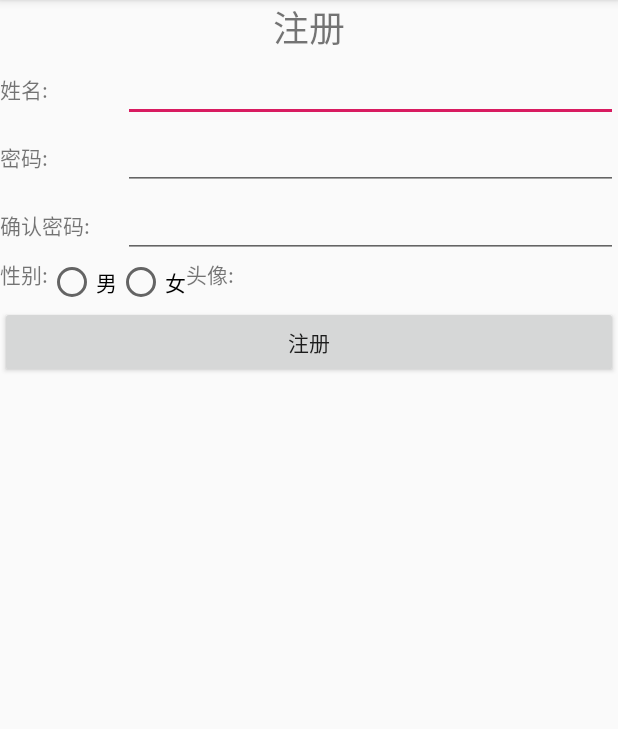
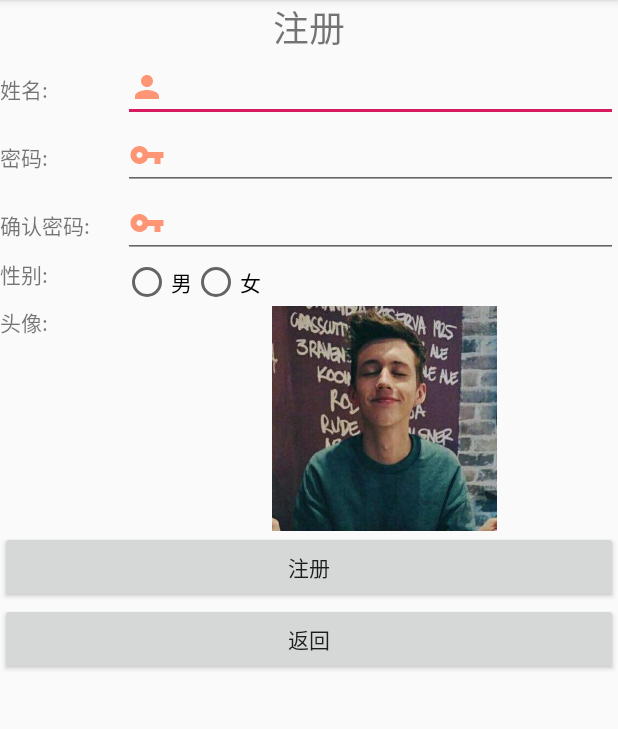
Before and after one commit to xiaotk/secondProject, an Android app: the RegisterActivity screen opened directly, with no data from a screen before it, on a phone screen of 412 x 824 dp, the part 84-813 px from its top. Run offline under Robolectric (Android 15) with nearby library versions, the phone set to English and light mode, and no system bars.

Commit message:
修改登录页面样式2

```diff
--- a/app/src/main/java/com/example/new_app2/ChoseImage.java
+++ b/app/src/main/java/com/example/new_app2/ChoseImage.java
@@ -48,7 +48,8 @@ public class ChoseImage extends AppCompatActivity implements View.OnClickListene
     public void onClick(View v) {
         switch (v.getId()) {
             case R.id.cancelBtn:
-                Toast.makeText(this, "取消了", Toast.LENGTH_SHORT).show();
+//                Toast.makeText(this, "取消了", Toast.LENGTH_SHORT).show();
+                finish();
                 break;
             case R.id.image_1:
                 retImage(R.drawable.g2);
--- a/app/src/main/java/com/example/new_app2/MainActivity.java
+++ b/app/src/main/java/com/example/new_app2/MainActivity.java
@@ -22,7 +22,8 @@ public class MainActivity extends AppCompatActivity {
         btn_sign.setOnClickListener(new View.OnClickListener() {
             @Override
             public void onClick(View v) {
-                Intent intent = new Intent();
+                Intent intent = new Intent(MainActivity.this,RegisterActivity.class);
+                startActivity(intent);
             }
         });
     }
--- a/app/src/main/java/com/example/new_app2/RegisterActivity.java
+++ b/app/src/main/java/com/example/new_app2/RegisterActivity.java
@@ -1,14 +1,107 @@
 package com.example.new_app2;
 
+import android.content.Intent;
+import android.os.Bundle;
+import android.text.TextUtils;
+import android.view.View;
+import android.widget.Button;
+import android.widget.EditText;
+import android.widget.ImageView;
+import android.widget.RadioButton;
+import android.widget.Toast;
+
+import androidx.annotation.Nullable;
 import androidx.appcompat.app.AppCompatActivity;
 
-import android.os.Bundle;
+public class RegisterActivity extends AppCompatActivity implements View.OnClickListener {
 
-public class RegisterActivity extends AppCompatActivity {
+    private EditText nameET;
+    private EditText passwordET;
+    private EditText confirmPasswordET;
+    private RadioButton manRBtn;
+    private RadioButton womanRBtn;
+    private ImageView headIV;
+    private Button registerBtn;
+    private Button cancelRegBtn;
 
     @Override
     protected void onCreate(Bundle savedInstanceState) {
         super.onCreate(savedInstanceState);
         setContentView(R.layout.activity_register);
+        initView();
+    }
+
+    private void initView() {
+        nameET = (EditText) findViewById(R.id.nameET);
+        passwordET = (EditText) findViewById(R.id.passwordET);
+        confirmPasswordET = (EditText) findViewById(R.id.confirmPasswordET);
+        manRBtn = (RadioButton) findViewById(R.id.manRBtn);
+        womanRBtn = (RadioButton) findViewById(R.id.womanRBtn);
+        headIV = (ImageView) findViewById(R.id.headIV);
+        registerBtn = (Button) findViewById(R.id.registerBtn);
+        cancelRegBtn = (Button) findViewById(R.id.cancelRegBtn);
+
+        registerBtn.setOnClickListener(this);
+        cancelRegBtn.setOnClickListener(this);
+        headIV.setOnClickListener(this);
+    }
+
+    @Override
+    public void onClick(View v) {
+        switch (v.getId()) {
+            case R.id.registerBtn:
+                submit();
+                break;
+            case R.id.cancelRegBtn:
+                finish();
+                break;
+            case R.id.headIV:
+                Intent intent = new Intent(RegisterActivity.this, ChoseImage.class);
+                startActivityForResult(intent,1);
+                break;
+        }
+    }
+
+    @Override
+    protected void onActivityResult(int requestCode, int resultCode, @Nullable Intent data) {
+        super.onActivityResult(requestCode, resultCode, data);
+        /**
+         * 选择头像的回调
+         */
+        if(requestCode == 1){
+            if(resultCode == RESULT_OK){
+                int image = data.getIntExtra("image",0);
+                if(image != 0){
+                    headIV.setImageResource(image);
+                }
+            }
+        }
+    }
+
+    private void submit() {
+        // validate
+        String nameETString = nameET.getText().toString().trim();
+        if (TextUtils.isEmpty(nameETString)) {
+            Toast.makeText(this, "nameETString不能为空", Toast.LENGTH_SHORT).show();
+            return;
+        }
+
+        String passwordETString = passwordET.getText().toString().trim();
+        if (TextUtils.isEmpty(passwordETString)) {
+            Toast.makeText(this, "passwordETString不能为空", Toast.LENGTH_SHORT).show();
+            return;
+        }
+
+        String confirmPasswordETString = confirmPasswordET.getText().toString().trim();
+        if (TextUtils.isEmpty(confirmPasswordETString)) {
+            Toast.makeText(this, "confirmPasswordETString不能为空", Toast.LENGTH_SHORT).show();
+            return;
+        }
+        if(!passwordETString.equals(confirmPasswordETString)){
+            Toast.makeText(this, "两次密码不一致", Toast.LENGTH_SHORT).show();
+            return;
+        }
+        Toast.makeText(this, "注册成功", Toast.LENGTH_SHORT).show();
+        finish();
     }
 }
--- /dev/null
+++ b/app/src/main/res/drawable-anydpi/ic_password.xml
@@ -0,0 +1,11 @@
+<vector xmlns:android="http://schemas.android.com/apk/res/android"
+    android:width="24dp"
+    android:height="24dp"
+    android:viewportWidth="24"
+    android:viewportHeight="24"
+    android:tint="#FF7D54"
+    android:alpha="0.8">
+    <path
+        android:fillColor="#FF000000"
+        android:pathData="M12.65,10C11.83,7.67 9.61,6 7,6c-3.31,0 -6,2.69 -6,6s2.69,6 6,6c2.61,0 4.83,-1.67 5.65,-4H17v4h4v-4h2v-4H12.65zM7,14c-1.1,0 -2,-0.9 -2,-2s0.9,-2 2,-2 2,0.9 2,2 -0.9,2 -2,2z"/>
+</vector>
--- /dev/null
+++ b/app/src/main/res/drawable-anydpi/ic_username.xml
@@ -0,0 +1,11 @@
+<vector xmlns:android="http://schemas.android.com/apk/res/android"
+    android:width="24dp"
+    android:height="24dp"
+    android:viewportWidth="24"
+    android:viewportHeight="24"
+    android:tint="#FF7D54"
+    android:alpha="0.8">
+    <path
+        android:fillColor="#FF000000"
+        android:pathData="M12,12c2.21,0 4,-1.79 4,-4s-1.79,-4 -4,-4 -4,1.79 -4,4 1.79,4 4,4zM12,14c-2.67,0 -8,1.34 -8,4v2h16v-2c0,-2.66 -5.33,-4 -8,-4z"/>
+</vector>
--- a/app/src/main/res/layout/activity_register.xml
+++ b/app/src/main/res/layout/activity_register.xml
@@ -25,7 +25,8 @@
             android:id="@+id/nameET"
             android:layout_width="0dp"
             android:layout_height="wrap_content"
-            android:layout_weight="8" />
+            android:layout_weight="8"
+            android:drawableLeft="@drawable/ic_username" />
 
     </LinearLayout>
 
@@ -44,7 +45,9 @@
             android:id="@+id/passwordET"
             android:layout_width="0dp"
             android:layout_height="wrap_content"
-            android:layout_weight="8" />
+            android:layout_weight="8"
+            android:inputType="textPassword"
+            android:drawableLeft="@drawable/ic_password" />
 
     </LinearLayout>
 
@@ -63,7 +66,9 @@
             android:id="@+id/confirmPasswordET"
             android:layout_width="0dp"
             android:layout_height="wrap_content"
-            android:layout_weight="8" />
+            android:layout_weight="8"
+            android:inputType="textPassword"
+            android:drawableLeft="@drawable/ic_password" />
 
     </LinearLayout>
 
@@ -89,6 +94,7 @@
                 android:layout_width="wrap_content"
                 android:layout_height="wrap_content"
                 android:text="男" />
+
             <RadioButton
                 android:id="@+id/womanRBtn"
                 android:layout_width="wrap_content"
@@ -96,26 +102,36 @@
                 android:text="女" />
 
         </RadioGroup>
+
+    </LinearLayout>
+
     <LinearLayout
         android:layout_width="match_parent"
         android:layout_height="wrap_content"
         android:orientation="horizontal">
+
         <TextView
-        android:layout_width="0dp"
+            android:layout_width="100dp"
             android:layout_height="wrap_content"
-        android:layout_weight="2"
             android:text="头像:" />
+
         <ImageView
             android:id="@+id/headIV"
             android:layout_width="0dp"
-        android:layout_weight="8"
-        android:layout_height="wrap_content"
-        />
+            android:layout_height="150dp"
+            android:layout_weight="4"
+            android:src="@drawable/g1" />
     </LinearLayout>
-    </LinearLayout>
+
     <Button
         android:id="@+id/registerBtn"
         android:layout_width="match_parent"
         android:layout_height="wrap_content"
-        android:text="注册"/>
+        android:text="注册" />
+
+    <Button
+        android:id="@+id/cancelRegBtn"
+        android:layout_width="match_parent"
+        android:layout_height="wrap_content"
+        android:text="返回" />
 </LinearLayout>
```
Also changed, not shown: app/src/main/res/drawable-hdpi/ic_password.png (added), app/src/main/res/drawable-hdpi/ic_username.png (added), app/src/main/res/drawable-mdpi/ic_password.png (added), app/src/main/res/drawable-mdpi/ic_username.png (added), app/src/main/res/drawable-xhdpi/ic_password.png (added), app/src/main/res/drawable-xhdpi/ic_username.png (added), app/src/main/res/drawable-xxhdpi/ic_password.png (added), app/src/main/res/drawable-xxhdpi/ic_username.png (added). Lines whose indentation alone changed are shown as unchanged.
